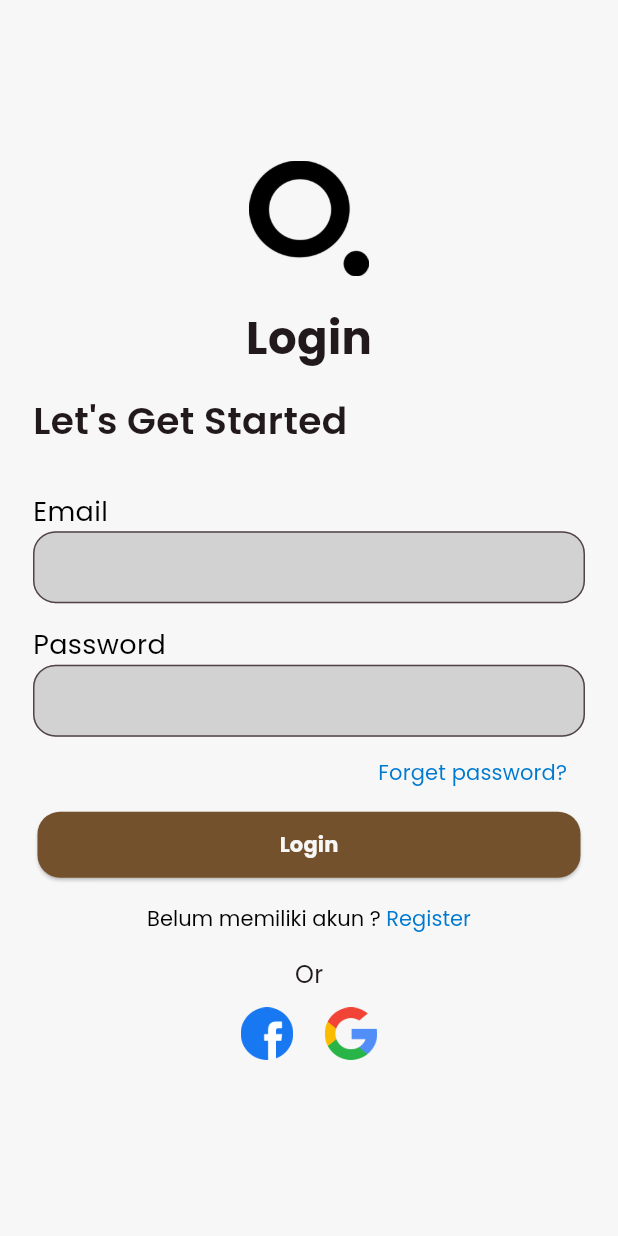
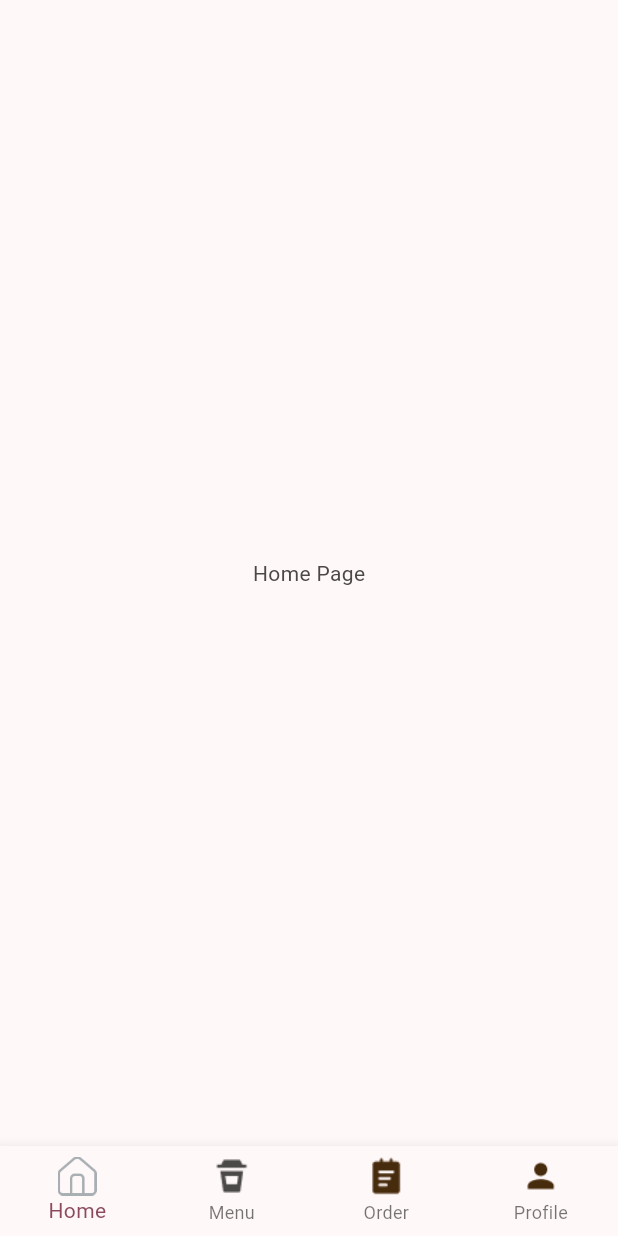
Before and after one commit to BliAli/AworCoffeeApp, a Flutter app: the screen it shows after launch, after a tap on "Login", on a phone screen of 412 x 824 dp. Run offline on Flutter 3.47's test engine with Material 3 defaults, Android fonts, the phone set to English and light mode, and no system bars; our stand-ins replace get, velocity_x.

Commit message:
Create Home, Home Controller, and BottomNavBar Home

```diff
--- a/lib/consts/images.dart
+++ b/lib/consts/images.dart
@@ -3,4 +3,10 @@ const icLogoAwor1 = "assets/icons/Logo1.png";
 const icLogoAwor2 = "assets/icons/Logo2.png";
 const icGoogle = "assets/icons/facebook_logo.png";
 const icFacebook = "assets/icons/google_logo.png";
+const icHome = "assets/icons/home.png";
+const icMenu = "assets/icons/menu.png";
+const icOrder = "assets/icons/order.png";
+const icProfile = "assets/icons/profile.png";
+const icNotif = "assets/icons/notif.png";
+
 //images
--- a/lib/consts/strings.dart
+++ b/lib/consts/strings.dart
@@ -1,14 +1,27 @@
 //String Login Register
-const appname = "Awor Coffee";
-const coffee = "Coffee";
-const login = "Login";
-const started = "Let's Get Started";
-const email = "Email";
-const password = "Password";
-const passVer = "Password Verification";
-const forgetPass = "Forget password?";
-const belumMemilikiAkun = "Belum memiliki akun ?";
-const sudahMemilikiAkun = "Sudah memiliki akun ?";
-const register = "Register";
-const or = "Or";
-const fullName = "Full Name";
+const appname = "Awor Coffee",
+    coffee = "Coffee",
+    login = "Login",
+    started = "Let's Get Started",
+    email = "Email",
+    password = "Password",
+    passVer = "Password Verification",
+    forgetPass = "Forget password?",
+    belumMemilikiAkun = "Belum memiliki akun ?",
+    sudahMemilikiAkun = "Sudah memiliki akun ?",
+    register = "Register",
+    or = "Or",
+    fullName = "Full Name";
+
+//String Home
+const home = "Home", menu = "Menu", order = "Order", profile = "Profile";
+
+//String Home Screen
+const hiDear = "Hi, Dear",
+    poin = "99",
+    tukarPoin = "Tukarkan Poinmu",
+    aworNews = "Awor News",
+    kunjungAwor = "Kunjungi Awor Hari Ini!",
+    cariOutlet = "Cari Outlet",
+    butuhBantu = "Butuh Bantuan?",
+    custService = "Customer Service";
--- /dev/null
+++ b/lib/controllers/home_controller.dart
@@ -0,0 +1,5 @@
+import 'package:get/get.dart';
+
+class HomeController extends GetxController {
+  var currentNavIndex = 0.obs;
+}
--- a/lib/views/auth_screen/login_screen.dart
+++ b/lib/views/auth_screen/login_screen.dart
@@ -1,5 +1,6 @@
 import 'package:awor_coffee/consts/consts.dart';
 import 'package:awor_coffee/views/auth_screen/register_screen.dart';
+import 'package:awor_coffee/views/home_screen/home.dart';
 import 'package:awor_coffee/views/widget_common/applogo2_widget.dart';
 import 'package:awor_coffee/views/widget_common/custom_textfield.dart';
 import 'package:awor_coffee/views/widget_common/our_button.dart';
@@ -47,7 +48,9 @@ class LoginScreen extends StatelessWidget {
                   ),
                 ),
                 ourButton(
-                  onPress: () {},
+                  onPress: () {
+                    Get.to(() => Home());
+                  },
                   color: lightBrownColor,
                   textColor: whiteColorP,
                   title: login,
--- /dev/null
+++ b/lib/views/home_screen/home.dart
@@ -0,0 +1,45 @@
+import 'package:awor_coffee/consts/consts.dart';
+import 'package:awor_coffee/controllers/home_controller.dart';
+import 'package:awor_coffee/views/home_screen/home_screen.dart';
+import 'package:awor_coffee/views/menu_screen/menu_screen.dart';
+import 'package:awor_coffee/views/order_screen/order_screen.dart';
+import 'package:awor_coffee/views/profile_screen/profile_screen.dart';
+import 'package:flutter/material.dart';
+import 'package:get/get.dart';
+
+class Home extends StatelessWidget {
+  const Home({super.key});
+
+  @override
+  Widget build(BuildContext context) {
+    var controller = Get.put(HomeController());
+
+    var navBody = [HomeScreen(), MenuScreen(), OrderScreen(), ProfileScreen()];
+
+    var navBarItem = [
+      BottomNavigationBarItem(icon: Image.asset(icHome, width: 26,), label: home),
+      BottomNavigationBarItem(icon: Image.asset(icMenu, width: 26,), label: menu),
+      BottomNavigationBarItem(icon: Image.asset(icOrder, width: 26,), label: order),
+      BottomNavigationBarItem(icon: Image.asset(icProfile, width: 26,), label: profile),
+    ];
+
+    return Scaffold(
+      backgroundColor: whiteColorP,
+      body: Column(
+        children: [
+          Obx(() => Expanded(child: navBody.elementAt(controller.currentNavIndex.value))),
+        ],
+      ),
+      bottomNavigationBar: Obx(() =>
+        BottomNavigationBar(
+          currentIndex: controller.currentNavIndex.value,
+          type: BottomNavigationBarType.fixed,
+          items: navBarItem,
+          onTap: (value) => {
+            controller.currentNavIndex.value = value,
+          },
+        )
+      ),
+    );
+  }
+}
--- /dev/null
+++ b/lib/views/home_screen/home_screen.dart
@@ -0,0 +1,12 @@
+import 'package:awor_coffee/consts/consts.dart';
+
+class HomeScreen extends StatelessWidget {
+  const HomeScreen({super.key});
+
+  @override
+  Widget build(BuildContext context) {
+    return Scaffold(
+      body: "Home Page".text.color(darkGreyColor).makeCentered()
+    );
+  }
+}
--- a/pubspec.yaml
+++ b/pubspec.yaml
@@ -62,7 +62,7 @@ flutter:
   # To add assets to your application, add an assets section, like this:
   assets:
     - assets/
-    - assets/images/
+    # - assets/images/
     - assets/icons/
 
   # An image asset can refer to one or more resolution-specific "variants", see
```
Also changed, not shown: lib/views/menu_screen/menu_screen.dart (added, +12 -0 lines), lib/views/order_screen/order_screen.dart (added, +12 -0 lines), lib/views/profile_screen/profile_screen.dart (added, +12 -0 lines), assets/icons/delivery.png (added), assets/icons/home.png (added), assets/icons/menu.png (added), assets/icons/notif.png (added), assets/icons/order.png (added), assets/icons/pickup.png (added), assets/icons/profile.png (added).
